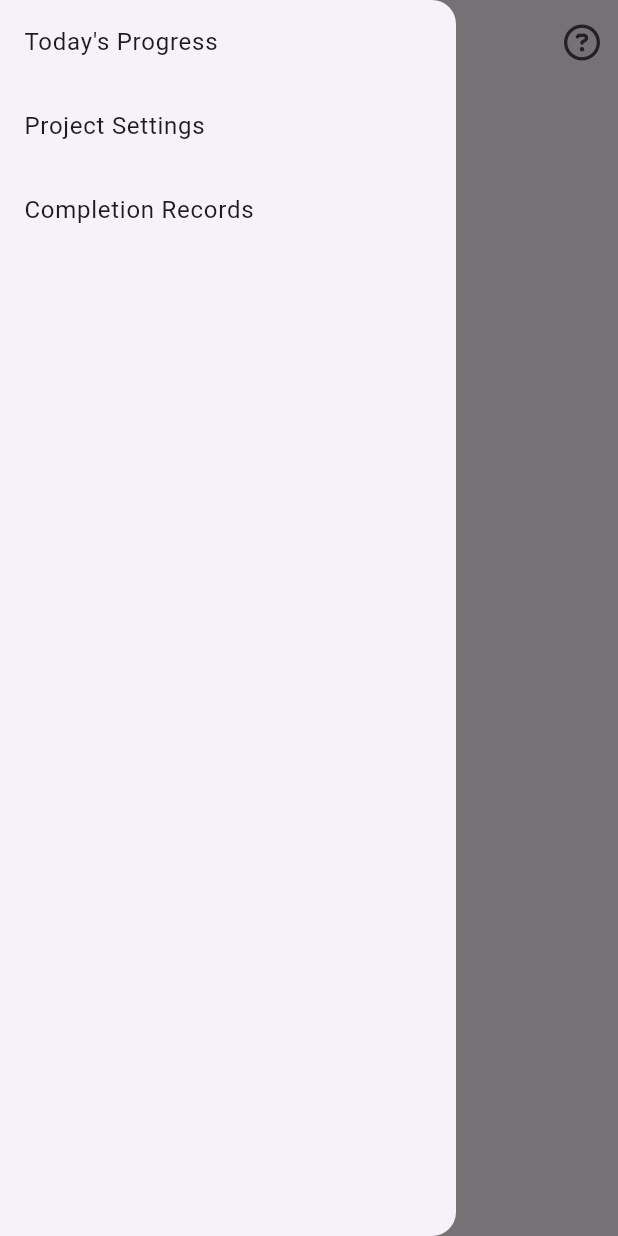
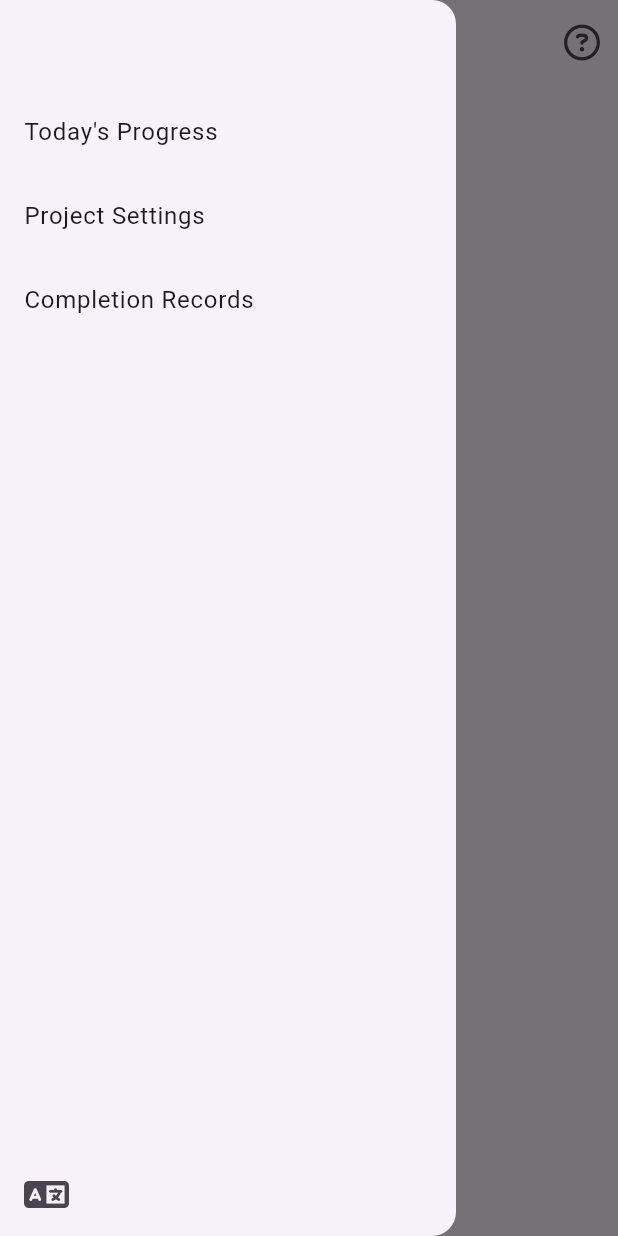
Before and after one commit to qqdog1/robot-living, a Flutter app: the screen it shows after launch, with the side drawer open, on a phone screen of 412 x 824 dp. Run offline on Flutter 3.47's test engine with Material 3 defaults, Android fonts, the phone set to English and light mode, and no system bars; our stand-ins replace font_awesome_flutter.

Commit message:
新增一個換語言按鈕

```diff
--- a/lib/page/menu_page.dart
+++ b/lib/page/menu_page.dart
@@ -66,9 +66,15 @@ class _MenuPageState extends State<MenuPage> {
         ],
       ),
       drawer: Drawer(
+        child: Column(
+          children: <Widget>[
+            Expanded(
               child: ListView(
+                padding: EdgeInsets.zero,
                 children: <Widget>[
-            // ... Drawer items ...
+                  const Padding(
+                    padding: EdgeInsets.only(top: 60), // 顶部填充20像素
+                  ),
                   ListTile(
                     title: Text(_pageTitles[0]),
                     onTap: () {
@@ -89,6 +95,19 @@ class _MenuPageState extends State<MenuPage> {
                       clickDrawer(2);
                       Navigator.pop(context);
                     },
+                  ),
+                  // 其他 Drawer 项...
+                ],
+              ),
+            ),
+            Align(
+              alignment: FractionalOffset.bottomCenter,
+              child: ListTile(
+                leading: const Icon(FontAwesomeIcons.language),
+                onTap: () {
+                  _toggleLanguage();
+                },
+              ),
             ),
           ],
         ),
@@ -116,4 +135,8 @@ class _MenuPageState extends State<MenuPage> {
       },
     );
   }
+
+  void _toggleLanguage() {
+    print("切换语言");
   }
+}
```
Lines whose indentation alone changed are shown as unchanged.
